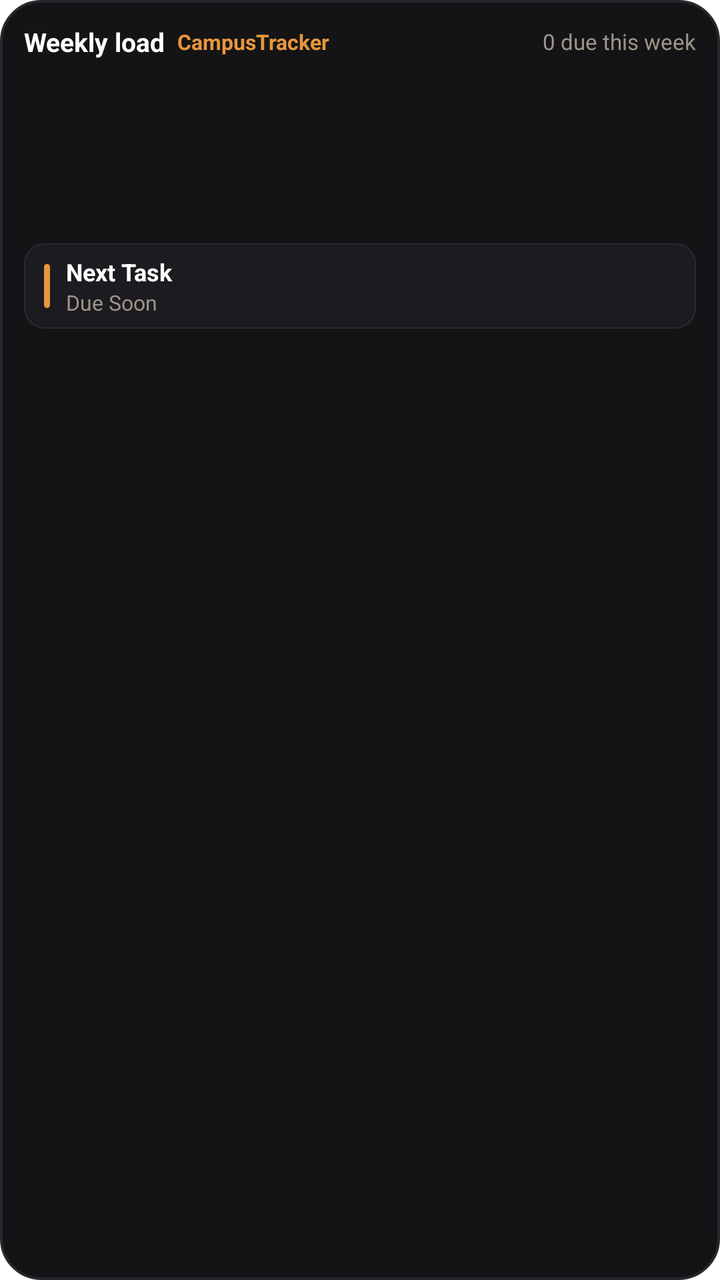
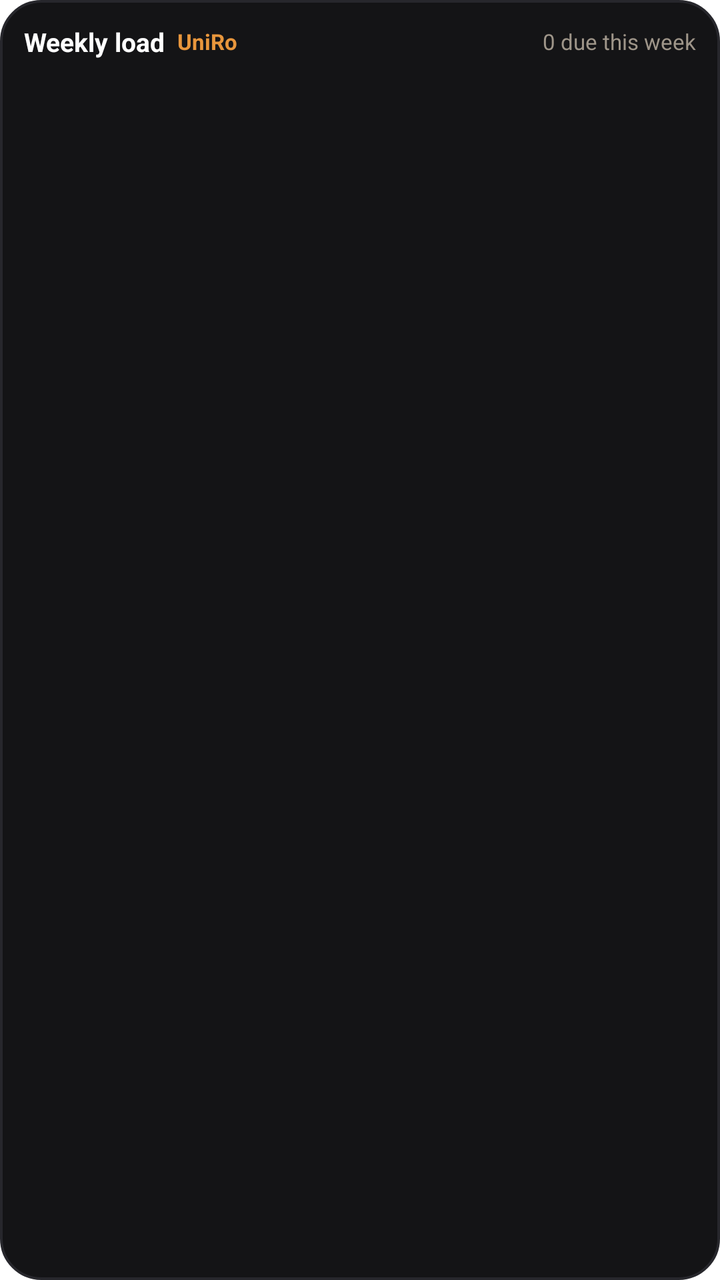

Screens rendered from an Android XML layout before and after an edit, with the pre-edit source and the edit as a unified diff.
<!-- AndroidManifest.xml: fallback theme Theme.MaterialComponents.DayNight.NoActionBar -->
<!-- res/layout/campus_widget_layout.xml -->
<?xml version="1.0" encoding="utf-8"?>
<LinearLayout xmlns:android="http://schemas.android.com/apk/res/android"
    android:id="@+id/widget_root"
    android:layout_width="match_parent"
    android:layout_height="match_parent"
    android:background="@drawable/widget_bg"
    android:orientation="vertical"
    android:padding="12dp">

    
    <LinearLayout
        android:layout_width="match_parent"
        android:layout_height="wrap_content"
        android:gravity="center_vertical"
        android:orientation="horizontal">

        <TextView
            android:layout_width="wrap_content"
            android:layout_height="wrap_content"
            android:text="Weekly load"
            android:textColor="#FFFFFF"
            android:textSize="13sp"
            android:textStyle="bold" />

        <TextView
            android:id="@+id/widget_app_tag"
            android:layout_width="wrap_content"
            android:layout_height="wrap_content"
            android:layout_marginStart="6dp"
            android:text="CampusTracker"
            android:textColor="#E8963C"
            android:textSize="10.5sp"
            android:textStyle="bold" />

        <FrameLayout
            android:layout_width="0dp"
            android:layout_height="1dp"
            android:layout_weight="1" />

        <TextView
            android:id="@+id/widget_week_summary"
            android:layout_width="wrap_content"
            android:layout_height="wrap_content"
            android:text="0 due this week"
            android:textColor="#9E9589"
            android:textSize="11sp" />
    </LinearLayout>

    
    <ImageView
        android:id="@+id/widget_chart_image"
        android:layout_width="match_parent"
        android:layout_height="80dp"
        android:layout_marginTop="6dp"
        android:layout_marginBottom="6dp"
        android:scaleType="fitXY"
        android:contentDescription="Weekly Load Chart" />

    
    <LinearLayout
        android:id="@+id/widget_task_container"
        android:layout_width="match_parent"
        android:layout_height="wrap_content"
        android:background="@drawable/widget_task_bg"
        android:gravity="center_vertical"
        android:orientation="horizontal"
        android:paddingStart="10dp"
        android:paddingTop="6dp"
        android:paddingEnd="10dp"
        android:paddingBottom="6dp">

        <ImageView
            android:id="@+id/widget_accent_indicator"
            android:layout_width="3dp"
            android:layout_height="22dp"
            android:layout_marginEnd="8dp"
            android:background="@drawable/widget_accent_bar"
            android:contentDescription="Accent" />

        <LinearLayout
            android:layout_width="0dp"
            android:layout_height="wrap_content"
            android:layout_weight="1"
            android:orientation="vertical">

            <TextView
                android:id="@+id/widget_task_title"
                android:layout_width="match_parent"
                android:layout_height="wrap_content"
                android:ellipsize="end"
                android:maxLines="1"
                android:text="Next Task"
                android:textColor="#FFFFFF"
                android:textSize="12sp"
                android:textStyle="bold" />

            <TextView
                android:id="@+id/widget_task_meta"
                android:layout_width="match_parent"
                android:layout_height="wrap_content"
                android:ellipsize="end"
                android:maxLines="1"
                android:text="Due Soon"
                android:textColor="#9E9589"
                android:textSize="10.5sp" />
        </LinearLayout>
    </LinearLayout>

    
    <TextView
        android:id="@+id/widget_empty_text"
        android:layout_width="match_parent"
        android:layout_height="wrap_content"
        android:layout_marginTop="4dp"
        android:gravity="center"
        android:text="All caught up! No pending tasks"
        android:textColor="#8E8E93"
        android:textSize="11.5sp"
        android:visibility="gone" />

</LinearLayout>
<!-- resources referenced by this layout -->
<resources>
  <!-- drawable widget_accent_bar (drawable) -->
  <?xml version="1.0" encoding="utf-8"?>
  <shape xmlns:android="http://schemas.android.com/apk/res/android"
      android:shape="rectangle">
      <solid android:color="#E8963C" />
      <corners android:radius="2dp" />
  </shape>
  <!-- drawable widget_bg (drawable) -->
  <?xml version="1.0" encoding="utf-8"?>
  <shape xmlns:android="http://schemas.android.com/apk/res/android"
      android:shape="rectangle">
      <solid android:color="#141416" />
      <corners android:radius="20dp" />
      <stroke android:width="1.2dp" android:color="#27272C" />
  </shape>
  <!-- drawable widget_task_bg (drawable) -->
  <?xml version="1.0" encoding="utf-8"?>
  <shape xmlns:android="http://schemas.android.com/apk/res/android"
      android:shape="rectangle">
      <solid android:color="#1C1C20" />
      <corners android:radius="10dp" />
      <stroke android:width="0.8dp" android:color="#2A2A30" />
  </shape>
</resources>

<!-- the commit's change to res/layout/campus_widget_layout.xml (unified diff, before → after) -->
@@ -27,9 +27,9 @@
             android:layout_width="wrap_content"
             android:layout_height="wrap_content"
             android:layout_marginStart="6dp"
-            android:text="CampusTracker"
+            android:text="UniRo"
             android:textColor="#E8963C"
-            android:textSize="10.5sp"
+            android:textSize="11sp"
             android:textStyle="bold" />
 
         <FrameLayout
@@ -50,11 +50,63 @@
     <ImageView
         android:id="@+id/widget_chart_image"
         android:layout_width="match_parent"
-        android:layout_height="80dp"
-        android:layout_marginTop="6dp"
+        android:layout_height="72dp"
+        android:layout_marginTop="4dp"
         android:layout_marginBottom="6dp"
         android:scaleType="fitXY"
         android:contentDescription="Weekly Load Chart" />
+
+    
+    <LinearLayout
+        android:id="@+id/widget_class_container"
+        android:layout_width="match_parent"
+        android:layout_height="wrap_content"
+        android:layout_marginBottom="4dp"
+        android:background="@drawable/widget_task_bg"
+        android:gravity="center_vertical"
+        android:orientation="horizontal"
+        android:paddingStart="10dp"
+        android:paddingTop="5dp"
+        android:paddingEnd="10dp"
+        android:paddingBottom="5dp"
+        android:visibility="gone">
+
+        <ImageView
+            android:id="@+id/widget_class_accent_indicator"
+            android:layout_width="3dp"
+            android:layout_height="22dp"
+            android:layout_marginEnd="8dp"
+            android:background="@drawable/widget_class_accent_bar"
+            android:contentDescription="Class Accent" />
+
+        <LinearLayout
+            android:layout_width="0dp"
+            android:layout_height="wrap_content"
+            android:layout_weight="1"
+            android:orientation="vertical">
+
+            <TextView
+                android:id="@+id/widget_class_title"
+                android:layout_width="match_parent"
+                android:layout_height="wrap_content"
+                android:ellipsize="end"
+                android:maxLines="1"
+                android:text="Next Class"
+                android:textColor="#FFFFFF"
+                android:textSize="11.5sp"
+                android:textStyle="bold" />
+
+            <TextView
+                android:id="@+id/widget_class_meta"
+                android:layout_width="match_parent"
+                android:layout_height="wrap_content"
+                android:ellipsize="end"
+                android:maxLines="1"
+                android:text="Time • Room"
+                android:textColor="#E8963C"
+                android:textSize="10.5sp" />
+        </LinearLayout>
+    </LinearLayout>
 
     
     <LinearLayout
@@ -65,9 +117,10 @@
         android:gravity="center_vertical"
         android:orientation="horizontal"
         android:paddingStart="10dp"
-        android:paddingTop="6dp"
+        android:paddingTop="5dp"
         android:paddingEnd="10dp"
-        android:paddingBottom="6dp">
+        android:paddingBottom="5dp"
+        android:visibility="gone">
 
         <ImageView
             android:id="@+id/widget_accent_indicator"
@@ -91,7 +144,7 @@
                 android:maxLines="1"
                 android:text="Next Task"
                 android:textColor="#FFFFFF"
-                android:textSize="12sp"
+                android:textSize="11.5sp"
                 android:textStyle="bold" />
 
             <TextView
@@ -113,7 +166,7 @@
         android:layout_height="wrap_content"
         android:layout_marginTop="4dp"
         android:gravity="center"
-        android:text="All caught up! No pending tasks"
+        android:text="All caught up! No classes or tasks"
         android:textColor="#8E8E93"
         android:textSize="11.5sp"
         android:visibility="gone" />
<!-- resource entries referenced after the edit -->
@@ -15,6 +15,13 @@
       <corners android:radius="20dp" />
       <stroke android:width="1.2dp" android:color="#27272C" />
   </shape>
+  <!-- drawable widget_class_accent_bar (drawable) -->
+  <?xml version="1.0" encoding="utf-8"?>
+  <shape xmlns:android="http://schemas.android.com/apk/res/android"
+      android:shape="rectangle">
+      <solid android:color="#C9962A" />
+      <corners android:radius="2dp" />
+  </shape>
   <!-- drawable widget_task_bg (drawable) -->
   <?xml version="1.0" encoding="utf-8"?>
   <shape xmlns:android="http://schemas.android.com/apk/res/android"
